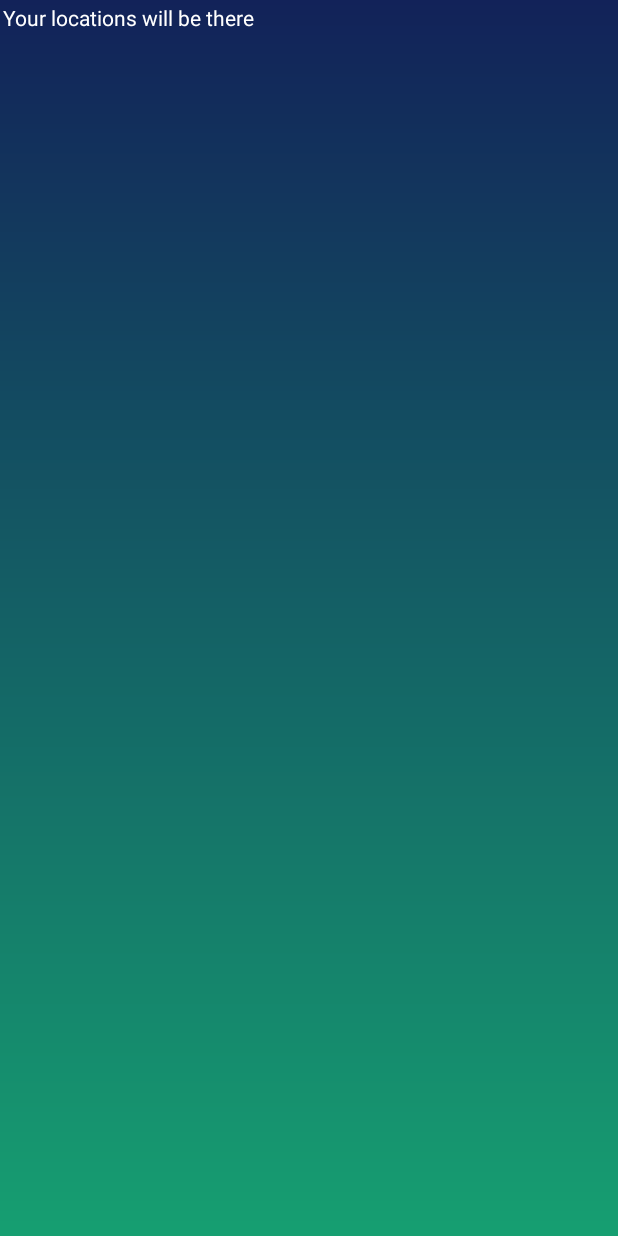
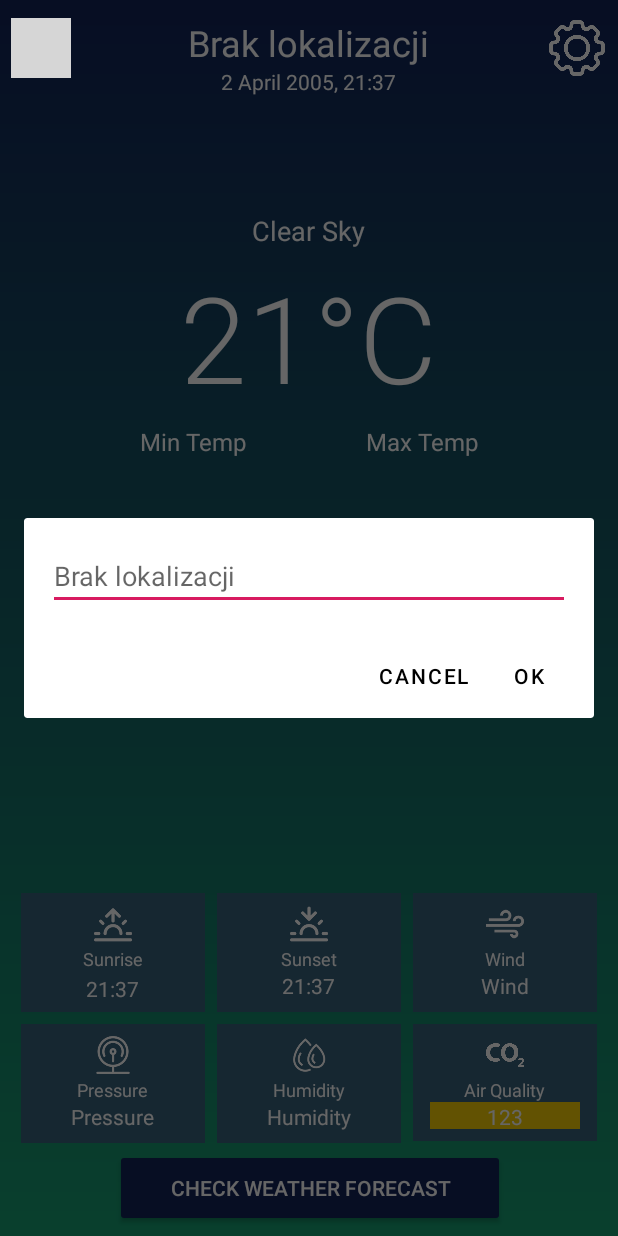
Before and after one commit to Krystian120413/WeatherApp, an Android app: the screen it shows after launch (SettingsActivity before the commit, MainActivity after it), after a tap on an icon or button, on a phone screen of 412 x 824 dp. Run offline under Robolectric (Android 15) with nearby library versions, the phone set to English and light mode, and no system bars; grey boxes are pictures that could not be loaded.

Commit message:
Dialog alert and layout

```diff
--- /dev/null
+++ b/app/src/main/java/com/project/weatheraplication/LocationDialog.kt
@@ -0,0 +1,53 @@
+package com.project.weatheraplication
+
+import android.annotation.SuppressLint
+import android.app.Dialog
+import android.content.Context
+import android.content.DialogInterface
+import android.os.Bundle
+import android.widget.EditText
+import androidx.appcompat.app.AlertDialog
+import androidx.appcompat.app.AppCompatDialogFragment
+
+class LocationDialog: AppCompatDialogFragment() {
+
+    private lateinit var editCity: EditText
+    private lateinit var listener: LocationDialogListener
+
+    @SuppressLint("InflateParams")
+    override fun onCreateDialog(savedInstanceState: Bundle?): Dialog {
+        return activity?.let {
+            val builder = AlertDialog.Builder(it, R.style.Dialog)
+            val inflater = requireActivity().layoutInflater
+            val view = inflater.inflate(R.layout.dialog_signin, null)
+
+            builder.setView(inflater.inflate(R.layout.dialog_signin, null))
+                .setPositiveButton(R.string.ok) { _, _ ->
+                    editCity = ((dialog?.findViewById(R.id.location)) as EditText)
+                    listener.applyText(editCity.text.toString())
+                }
+                .setNegativeButton(R.string.cancel) { _, _ ->
+                }
+            editCity = view.findViewById(R.id.location)
+
+            builder.create()
+
+        } ?: throw IllegalStateException("Activity cannot be null")
+    }
+
+    override fun onAttach(context: Context) {
+        super.onAttach(context)
+        try {
+            listener = context as LocationDialogListener
+        } catch (e: ClassCastException) {
+            throw ClassCastException(
+                context.toString() +
+                        "must implement LocationDialogListener"
+            )
+        }
+    }
+
+    interface LocationDialogListener {
+        fun applyText(city: String)
+    }
+}
--- a/app/src/main/java/com/project/weatheraplication/MainActivity.kt
+++ b/app/src/main/java/com/project/weatheraplication/MainActivity.kt
@@ -2,8 +2,6 @@ package com.project.weatheraplication
 
 import android.Manifest
 import android.annotation.SuppressLint
-import android.app.Notification
-import android.content.DialogInterface
 import android.view.View
 import androidx.appcompat.app.AppCompatActivity
 import org.json.JSONObject
@@ -14,25 +12,19 @@ import android.widget.*
 import android.content.Intent
 import android.content.pm.PackageManager
 import android.location.Geocoder
-import android.location.Location
 import android.os.*
-import android.util.Log
-import androidx.appcompat.app.AlertDialog
 import androidx.core.app.ActivityCompat
-import androidx.core.app.NotificationCompat
-import androidx.loader.content.AsyncTaskLoader
 import com.google.android.gms.location.FusedLocationProviderClient
 import com.google.android.gms.location.LocationRequest.PRIORITY_HIGH_ACCURACY
 import com.google.android.gms.location.LocationServices
-import com.google.android.gms.tasks.CancellationToken
 import com.google.android.gms.tasks.CancellationTokenSource
-import com.google.android.gms.tasks.OnCompleteListener
-import com.google.android.gms.tasks.OnTokenCanceledListener
 import java.io.*
-import java.net.HttpURLConnection
+import java.net.InetAddress
+import com.project.weatheraplication.LocationDialog as dialog
 
 
-class MainActivity : AppCompatActivity() {
+class MainActivity : AppCompatActivity(),
+    com.project.weatheraplication.LocationDialog.LocationDialogListener {
 
 
     private var latitude: Double = 22.00
@@ -40,6 +32,7 @@ class MainActivity : AppCompatActivity() {
     val api: String = "79aaa968a0069d0b93d757ed27fea018" // Use your own API key
     val aqiToken = "4201969e380e8f0422ceb9ef1c3b5bb500d8ffa3"
     var aqi: String = ""
+    var city: String = ""
 
     private lateinit var fusedLocationProviderClient: FusedLocationProviderClient
 
@@ -47,14 +40,15 @@ class MainActivity : AppCompatActivity() {
         super.onCreate(savedInstanceState)
         setContentView(R.layout.activity_main)
 
-        getPermissions()
-
-        if(getPermissions()){
+        if(getPermissions() && isInternetAvailable()){
             fusedLocationProviderClient = LocationServices.getFusedLocationProviderClient(this)
             getLocation()
         }
+        else if (isInternetAvailable()){
+            readLastLocation()
+        }
         else {
-            readLastLocation()
+            println("niemaneta")
         }
 
         findViewById<ImageButton>(R.id.excerciseBtn).setOnClickListener{
@@ -69,9 +63,20 @@ class MainActivity : AppCompatActivity() {
 
         findViewById<ImageButton>(R.id.settingBtn).setOnClickListener{
             val intentSetting = Intent(this, SettingsActivity::class.java)
-            startActivity(intentSetting)
+            //startActivity(intentSetting)
             //SendNotification(this).createNotificationChannel()
+            openDialog()
         }
+    }
+
+    private fun openDialog() {
+        val locationDialog = dialog()
+        locationDialog.show(supportFragmentManager, "example dialog")
+    }
+
+    override fun applyText(city: String) {
+        this.city = city
+        findViewById<TextView>(R.id.address).text = city
     }
 
     private fun getPermissions():Boolean {
@@ -96,8 +101,8 @@ class MainActivity : AppCompatActivity() {
     }
 
     @SuppressLint("SetTextI18n")
-    private fun readLastLocation() {
-        try {
+    private fun readLastLocation(): Boolean {
+        return try {
             val fIn: FileInputStream = openFileInput("location.txt")
             val isr = InputStreamReader(fIn)
 
@@ -108,8 +113,9 @@ class MainActivity : AppCompatActivity() {
             fIn.close()
 
             WeatherTask().execute()
+            true
         } catch (e: FileNotFoundException) {
-            findViewById<TextView>(R.id.address).text = "File missing"
+            false
         }
     }
 
@@ -238,17 +244,13 @@ class MainActivity : AppCompatActivity() {
         }
     }
 
-    fun isInternetWorking(): Boolean {
-        var success = false
-        try {
-            val url = URL("https://google.com")
-            val connection: HttpURLConnection = url.openConnection() as HttpURLConnection
-            connection.connectTimeout = 10000
-            connection.connect()
-            success = connection.responseCode == 200
-        } catch (e: IOException) {
-            e.printStackTrace()
+    private fun isInternetAvailable(): Boolean {
+        return try {
+            val ipAddr: InetAddress = InetAddress.getByName("google.com")
+            //You can replace it with your name
+            !ipAddr.equals("")
+        } catch (e: java.lang.Exception) {
+            false
         }
-        return success
     }
 }
--- /dev/null
+++ b/app/src/main/res/layout/dialog_signin.xml
@@ -0,0 +1,15 @@
+<?xml version="1.0" encoding="utf-8"?>
+<RelativeLayout xmlns:android="http://schemas.android.com/apk/res/android"
+    android:layout_width="match_parent"
+    android:layout_height="match_parent"
+    android:padding="16dp">
+
+    <EditText
+        android:id="@+id/location"
+        android:inputType="text"
+        android:autofillHints="name"
+        android:layout_width="match_parent"
+        android:layout_height="wrap_content"
+        android:hint="@string/city" />
+
+</RelativeLayout>
--- a/app/src/main/res/values/strings.xml
+++ b/app/src/main/res/values/strings.xml
@@ -1,12 +1,12 @@
 <resources>
     <string name="app_name">WeatherAplication</string>
     <string name="sunrise">Sunrise</string>
-    <string name="city">Watykan, IT</string>
+    <string name="city">Brak lokalizacji</string>
     <string name="pressure">Pressure</string>
-    <string name="wind">12km/h</string>
+    <string name="wind">Wind</string>
     <string name="sunset">Sunset</string>
     <string name="air_quality">Air Quality</string>
-    <string name="humidity">60%</string>
+    <string name="humidity">Humidity</string>
     <string name="aqi">0</string>
     <string name="something_went_wrong">Something went wrong</string>
     <string name="time">21:37</string>
@@ -16,4 +16,6 @@
     <string name="min_temp">Min Temp</string>
     <string name="temp">21°C</string>
     <string name="btn">button</string>
+    <string name="ok">OK</string>
+    <string name="cancel">Cancel</string>
 </resources>
--- a/app/src/main/res/values/styles.xml
+++ b/app/src/main/res/values/styles.xml
@@ -6,4 +6,8 @@
         <item name="colorAccent">@color/colorAccent</item>
         <item name="android:textColor">#FFFFFF</item>
     </style>
+    <style name="Dialog" parent="Theme.MaterialComponents.Light.Dialog.Alert">
+        <item name="colorPrimary">@color/black</item>
+        <item name="android:layout_height">wrap_content</item>
+    </style>
 </resources>
```
